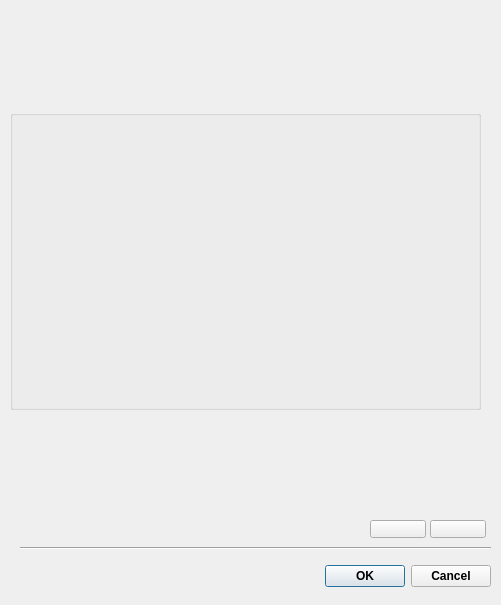
Qt form teamdisplay.ui (bbisuna0/CS1D_baseball) before a commit.
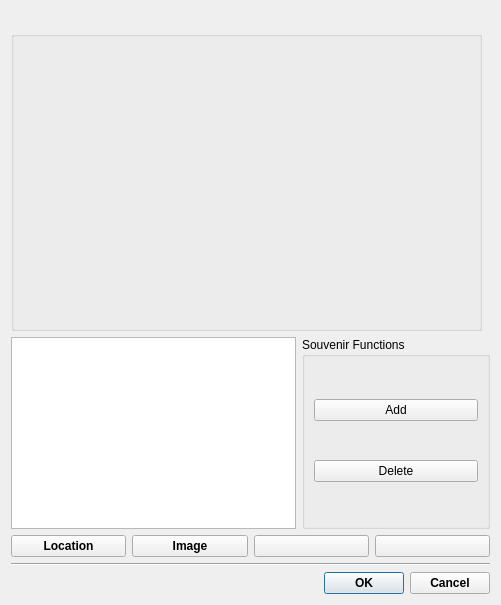
The same form after that commit. Icons and pictures are not drawn.

Commit message: fixed team display layout

What changed in the file:
```diff
--- a/teamdisplay.ui
+++ b/teamdisplay.ui
@@ -25,37 +25,16 @@
   <property name="styleSheet">
    <string notr="true"/>
   </property>
-  <widget class="QDialogButtonBox" name="buttonBox">
-   <property name="geometry">
-    <rect>
-     <x>140</x>
-     <y>560</y>
-     <width>351</width>
-     <height>32</height>
-    </rect>
-   </property>
-   <property name="font">
-    <font>
-     <family>Segoe UI</family>
-     <pointsize>9</pointsize>
-     <bold>true</bold>
-    </font>
-   </property>
-   <property name="orientation">
-    <enum>Qt::Orientation::Horizontal</enum>
-   </property>
-   <property name="standardButtons">
-    <set>QDialogButtonBox::StandardButton::Cancel|QDialogButtonBox::StandardButton::Ok</set>
-   </property>
-  </widget>
+  <layout class="QVBoxLayout" name="verticalLayout">
+   <item>
+    <layout class="QHBoxLayout" name="horizontalLayout_3">
+     <item>
   <widget class="QLabel" name="teamlogo">
-   <property name="geometry">
-    <rect>
-     <x>10</x>
-     <y>20</y>
-     <width>81</width>
-     <height>81</height>
-    </rect>
+       <property name="maximumSize">
+        <size>
+         <width>80</width>
+         <height>80</height>
+        </size>
    </property>
    <property name="autoFillBackground">
     <bool>false</bool>
@@ -70,77 +49,11 @@
     <bool>true</bool>
    </property>
   </widget>
-  <widget class="Line" name="line_2">
-   <property name="geometry">
-    <rect>
-     <x>20</x>
-     <y>540</y>
-     <width>471</width>
-     <height>16</height>
-    </rect>
-   </property>
-   <property name="orientation">
-    <enum>Qt::Orientation::Horizontal</enum>
-   </property>
-  </widget>
-  <widget class="QPushButton" name="pushButton">
-   <property name="geometry">
-    <rect>
-     <x>370</x>
-     <y>520</y>
-     <width>56</width>
-     <height>18</height>
-    </rect>
-   </property>
-   <property name="text">
-    <string/>
-   </property>
-   <property name="icon">
-    <iconset resource="logos.qrc">
-     <normaloff>:/logos/baseball-bat-left.png</normaloff>:/logos/baseball-bat-left.png</iconset>
-   </property>
-   <property name="iconSize">
-    <size>
-     <width>40</width>
-     <height>15</height>
-    </size>
-   </property>
-   <property name="flat">
-    <bool>false</bool>
-   </property>
-  </widget>
-  <widget class="QPushButton" name="pushButton_2">
-   <property name="geometry">
-    <rect>
-     <x>430</x>
-     <y>520</y>
-     <width>56</width>
-     <height>18</height>
-    </rect>
-   </property>
-   <property name="text">
-    <string/>
-   </property>
-   <property name="icon">
-    <iconset resource="logos.qrc">
-     <normaloff>:/logos/baseball-bat-right.png</normaloff>:/logos/baseball-bat-right.png</iconset>
-   </property>
-   <property name="iconSize">
-    <size>
-     <width>40</width>
-     <height>15</height>
-    </size>
-   </property>
-  </widget>
+     </item>
+    </layout>
+   </item>
+   <item>
   <widget class="QGroupBox" name="teamBox">
-   <property name="geometry">
-    <rect>
-     <x>10</x>
-     <y>110</y>
-     <width>471</width>
-     <height>300</height>
-    </rect>
-   </property>
    <property name="minimumSize">
     <size>
      <width>471</width>
@@ -160,6 +73,131 @@
     <bool>true</bool>
    </property>
   </widget>
+   </item>
+   <item>
+    <layout class="QHBoxLayout" name="horizontalLayout_5">
+     <item>
+      <widget class="QTableView" name="tv_souvenirs"/>
+     </item>
+     <item>
+      <widget class="QGroupBox" name="groupBox">
+       <property name="title">
+        <string>Souvenir Functions                 </string>
+       </property>
+       <layout class="QVBoxLayout" name="verticalLayout_2">
+        <item>
+         <widget class="QPushButton" name="pb_souvenir_add">
+          <property name="text">
+           <string>Add</string>
+          </property>
+         </widget>
+        </item>
+        <item>
+         <widget class="QPushButton" name="pb_souvenir_delete">
+          <property name="text">
+           <string>Delete</string>
+          </property>
+         </widget>
+        </item>
+       </layout>
+      </widget>
+     </item>
+    </layout>
+   </item>
+   <item>
+    <layout class="QHBoxLayout" name="horizontalLayout_4">
+     <item>
+      <widget class="QPushButton" name="pb_location">
+       <property name="font">
+        <font>
+         <family>Segoe UI</family>
+         <pointsize>9</pointsize>
+         <bold>true</bold>
+        </font>
+       </property>
+       <property name="text">
+        <string>Location</string>
+       </property>
+      </widget>
+     </item>
+     <item>
+      <widget class="QPushButton" name="pb_image">
+       <property name="font">
+        <font>
+         <family>Segoe UI</family>
+         <pointsize>9</pointsize>
+         <bold>true</bold>
+        </font>
+       </property>
+       <property name="text">
+        <string>Image</string>
+       </property>
+      </widget>
+     </item>
+     <item>
+      <widget class="QPushButton" name="pb_left">
+       <property name="text">
+        <string/>
+       </property>
+       <property name="icon">
+        <iconset resource="logos.qrc">
+         <normaloff>:/logos/baseball-bat-left.png</normaloff>:/logos/baseball-bat-left.png</iconset>
+       </property>
+       <property name="iconSize">
+        <size>
+         <width>40</width>
+         <height>15</height>
+        </size>
+       </property>
+       <property name="flat">
+        <bool>false</bool>
+       </property>
+      </widget>
+     </item>
+     <item>
+      <widget class="QPushButton" name="pb_right">
+       <property name="text">
+        <string/>
+       </property>
+       <property name="icon">
+        <iconset resource="logos.qrc">
+         <normaloff>:/logos/baseball-bat-right.png</normaloff>:/logos/baseball-bat-right.png</iconset>
+       </property>
+       <property name="iconSize">
+        <size>
+         <width>40</width>
+         <height>15</height>
+        </size>
+       </property>
+      </widget>
+     </item>
+    </layout>
+   </item>
+   <item>
+    <widget class="Line" name="line_2">
+     <property name="orientation">
+      <enum>Qt::Orientation::Horizontal</enum>
+     </property>
+    </widget>
+   </item>
+   <item>
+    <widget class="QDialogButtonBox" name="buttonBox">
+     <property name="font">
+      <font>
+       <family>Segoe UI</family>
+       <pointsize>9</pointsize>
+       <bold>true</bold>
+      </font>
+     </property>
+     <property name="orientation">
+      <enum>Qt::Orientation::Horizontal</enum>
+     </property>
+     <property name="standardButtons">
+      <set>QDialogButtonBox::StandardButton::Cancel|QDialogButtonBox::StandardButton::Ok</set>
+     </property>
+    </widget>
+   </item>
+  </layout>
   <zorder>teamBox</zorder>
   <zorder>buttonBox</zorder>
   <zorder>teamlogo</zorder>
```
Left out of the diff: 6 changed lines with no effect on the pictures. Lines whose indentation alone changed are shown as unchanged. The commit also changes 2 other files.
